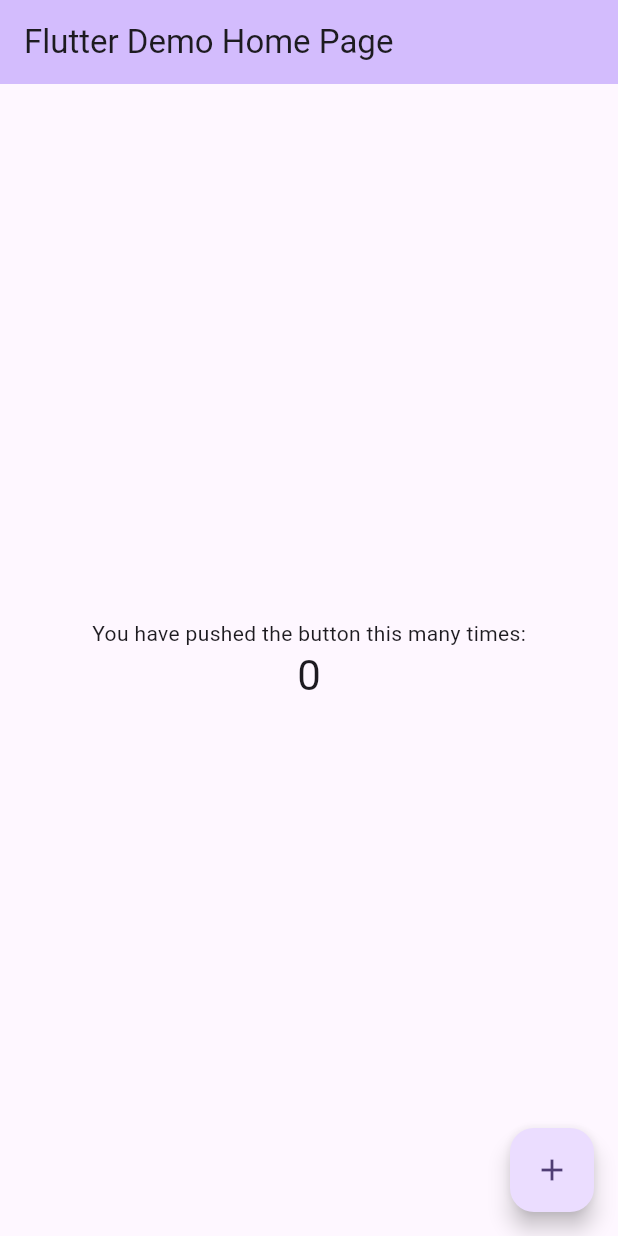
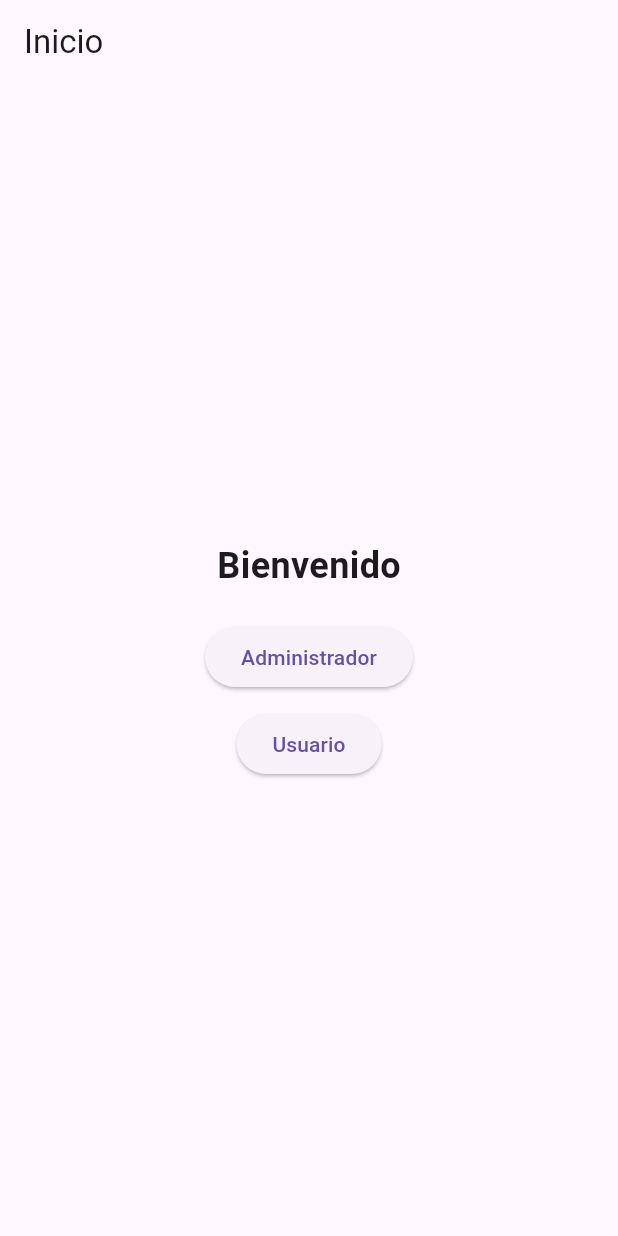
Before and after one commit to desarrolloProgramacion/desarrollo_v1, a Flutter app: the screen it shows after launch, on a phone screen of 412 x 824 dp. Run offline on Flutter 3.47's test engine with Material 3 defaults, Android fonts, the phone set to English and light mode, and no system bars.

Commit message:
it was created the new architecture

```diff
--- a/lib/main.dart
+++ b/lib/main.dart
@@ -7,116 +7,100 @@ void main() {
 class MyApp extends StatelessWidget {
   const MyApp({super.key});
 
-  // This widget is the root of your application.
   @override
   Widget build(BuildContext context) {
     return MaterialApp(
-      title: 'Flutter Demo',
+      title: 'SmartMilk',
       theme: ThemeData(
-        // This is the theme of your application.
-        //
-        // TRY THIS: Try running your application with "flutter run". You'll see
-        // the application has a purple toolbar. Then, without quitting the app,
-        // try changing the seedColor in the colorScheme below to Colors.green
-        // and then invoke "hot reload" (save your changes or press the "hot
-        // reload" button in a Flutter-supported IDE, or press "r" if you used
-        // the command line to start the app).
-        //
-        // Notice that the counter didn't reset back to zero; the application
-        // state is not lost during the reload. To reset the state, use hot
-        // restart instead.
-        //
-        // This works for code too, not just values: Most code changes can be
-        // tested with just a hot reload.
-        colorScheme: ColorScheme.fromSeed(seedColor: Colors.deepPurple),
+        primarySwatch: Colors.blue,
       ),
-      home: const MyHomePage(title: 'Flutter Demo Home Page'),
+      home: const HomePage(),
     );
   }
 }
 
-class MyHomePage extends StatefulWidget {
-  const MyHomePage({super.key, required this.title});
-
-  // This widget is the home page of your application. It is stateful, meaning
-  // that it has a State object (defined below) that contains fields that affect
-  // how it looks.
-
-  // This class is the configuration for the state. It holds the values (in this
-  // case the title) provided by the parent (in this case the App widget) and
-  // used by the build method of the State. Fields in a Widget subclass are
-  // always marked "final".
-
-  final String title;
-
-  @override
-  State<MyHomePage> createState() => _MyHomePageState();
-}
-
-class _MyHomePageState extends State<MyHomePage> {
-  int _counter = 0;
-
-  void _incrementCounter() {
-    setState(() {
-      // This call to setState tells the Flutter framework that something has
-      // changed in this State, which causes it to rerun the build method below
-      // so that the display can reflect the updated values. If we changed
-      // _counter without calling setState(), then the build method would not be
-      // called again, and so nothing would appear to happen.
-      _counter++;
-    });
-  }
+class HomePage extends StatelessWidget {
+  const HomePage({super.key});
 
   @override
   Widget build(BuildContext context) {
-    // This method is rerun every time setState is called, for instance as done
-    // by the _incrementCounter method above.
-    //
-    // The Flutter framework has been optimized to make rerunning build methods
-    // fast, so that you can just rebuild anything that needs updating rather
-    // than having to individually change instances of widgets.
     return Scaffold(
-      appBar: AppBar(
-        // TRY THIS: Try changing the color here to a specific color (to
-        // Colors.amber, perhaps?) and trigger a hot reload to see the AppBar
-        // change color while the other colors stay the same.
-        backgroundColor: Theme.of(context).colorScheme.inversePrimary,
-        // Here we take the value from the MyHomePage object that was created by
-        // the App.build method, and use it to set our appbar title.
-        title: Text(widget.title),
-      ),
+      appBar: AppBar(title: const Text('Inicio')),
       body: Center(
-        // Center is a layout widget. It takes a single child and positions it
-        // in the middle of the parent.
         child: Column(
-          // Column is also a layout widget. It takes a list of children and
-          // arranges them vertically. By default, it sizes itself to fit its
-          // children horizontally, and tries to be as tall as its parent.
-          //
-          // Column has various properties to control how it sizes itself and
-          // how it positions its children. Here we use mainAxisAlignment to
-          // center the children vertically; the main axis here is the vertical
-          // axis because Columns are vertical (the cross axis would be
-          // horizontal).
-          //
-          // TRY THIS: Invoke "debug painting" (choose the "Toggle Debug Paint"
-          // action in the IDE, or press "p" in the console), to see the
-          // wireframe for each widget.
           mainAxisAlignment: MainAxisAlignment.center,
-          children: <Widget>[
-            const Text('You have pushed the button this many times:'),
-            Text(
-              '$_counter',
-              style: Theme.of(context).textTheme.headlineMedium,
+          children: [
+            const Text(
+              'Bienvenido',
+              style: TextStyle(fontSize: 24, fontWeight: FontWeight.bold),
+            ),
+            const SizedBox(height: 20),
+            ElevatedButton(
+              onPressed: () {
+                Navigator.push(
+                  context,
+                  MaterialPageRoute(builder: (context) => const AdminPage()),
+                );
+              },
+              child: const Text('Administrador'),
+            ),
+            const SizedBox(height: 10),
+            ElevatedButton(
+              onPressed: () {
+                Navigator.push(
+                  context,
+                  MaterialPageRoute(builder: (context) => const UserPage()),
+                );
+              },
+              child: const Text('Usuario'),
             ),
           ],
         ),
       ),
-      floatingActionButton: FloatingActionButton(
-        onPressed: _incrementCounter,
-        tooltip: 'Increment',
-        child: const Icon(Icons.add),
-      ), // This trailing comma makes auto-formatting nicer for build methods.
     );
   }
 }
+
+class AdminPage extends StatelessWidget {
+  const AdminPage({super.key});
+
+  @override
+  Widget build(BuildContext context) {
+    return Scaffold(
+      appBar: AppBar(
+        title: const Text('Administrador'),
+        leading: IconButton(
+          icon: const Icon(Icons.arrow_back),
+          onPressed: () {
+            Navigator.pop(context);
+          },
+        ),
+      ),
+      body: const Center(
+        child: Text('Bienvenido Administrador', style: TextStyle(fontSize: 20)),
+      ),
+    );
+  }
+}
+
+class UserPage extends StatelessWidget {
+  const UserPage({super.key});
+
+  @override
+  Widget build(BuildContext context) {
+    return Scaffold(
+      appBar: AppBar(
+        title: const Text('Usuario'),
+        leading: IconButton(
+          icon: const Icon(Icons.arrow_back),
+          onPressed: () {
+            Navigator.pop(context);
+          },
+        ),
+      ),
+      body: const Center(
+        child: Text('Bienvenido Usuario', style: TextStyle(fontSize: 20)),
+      ),
+    );
+  }
+}
```
Also changed, not shown: lib/ui/Manager/ProfileUser.dart (added), lib/ui/User/ProfileUser.dart (added).
